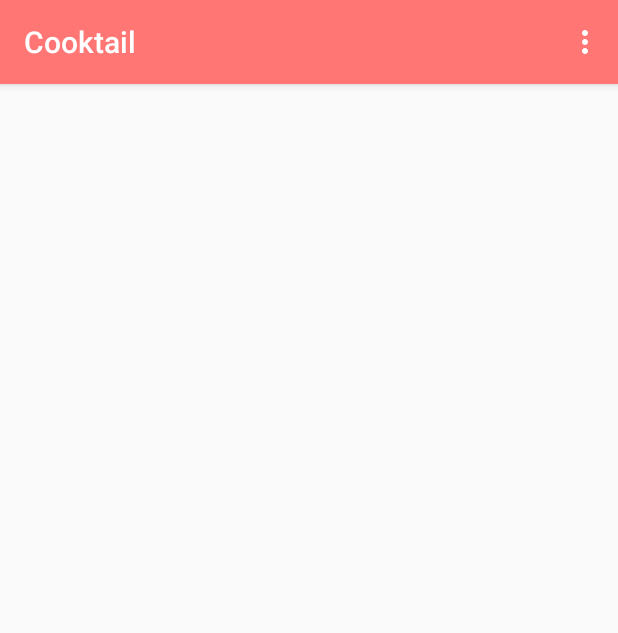
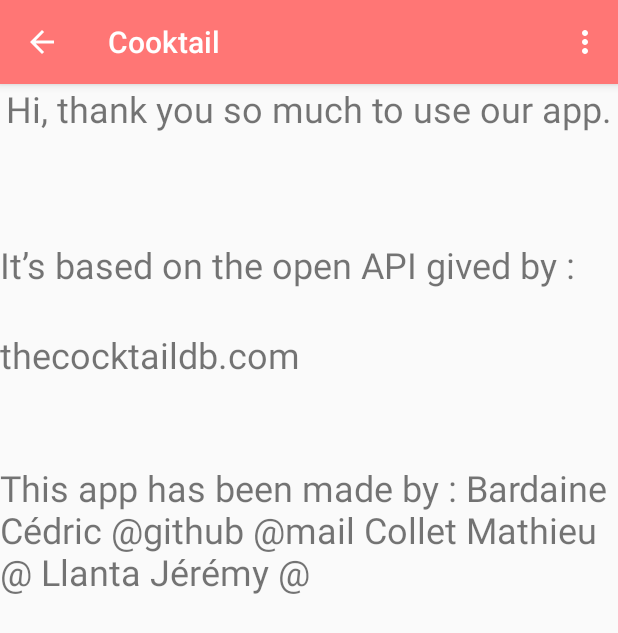
Before and after one commit to mathieucollet/cooktail, an Android app: the screen it shows after launch (MainActivity before the commit, About after it), in the options menu, after a tap on "About", on a phone screen of 412 x 824 dp. Shown: the top 633 px of the screen. Run offline under Robolectric (Android 15) with nearby library versions, the phone set to English and light mode, and no system bars; our stand-ins replace Volley; network calls fail.

Commit message:
init about page

```diff
--- a/app/src/main/AndroidManifest.xml
+++ b/app/src/main/AndroidManifest.xml
@@ -19,10 +19,10 @@
             </intent-filter>
         </activity>
         <activity android:name=".DetailsCocktail"
-            android:parentActivityName=".MainActivity"
-            >
-
-
+            android:parentActivityName=".MainActivity">
+        </activity>
+        <activity android:name=".About"
+            android:parentActivityName=".MainActivity">
         </activity>
     </application>
 
--- /dev/null
+++ b/app/src/main/java/fr/cooktail/About.java
@@ -0,0 +1,35 @@
+package fr.cooktail;
+
+import android.os.Bundle;
+import android.view.Menu;
+import android.view.MenuItem;
+import android.widget.TextView;
+
+import androidx.annotation.NonNull;
+import androidx.appcompat.app.AppCompatActivity;
+
+import static fr.cooktail.util.Menu.cooktailOnOptionsItemSelected;
+
+public class About extends AppCompatActivity  {
+
+    @Override
+    protected void onCreate(Bundle savedInstanceState) {
+        super.onCreate(savedInstanceState);
+        setContentView(R.layout.about_layout);
+
+
+    }
+
+    @Override
+    public boolean onCreateOptionsMenu(Menu menu) {
+        // Inflate the menu; this adds items to the action bar if it is present.
+        getMenuInflater().inflate(R.menu.menu_main, menu);
+        return true;
+    }
+
+    @Override
+    public boolean onOptionsItemSelected(@NonNull MenuItem item) {
+        return cooktailOnOptionsItemSelected(item , this) ;
+    }
+
+}
--- /dev/null
+++ b/app/src/main/res/layout/about_layout.xml
@@ -0,0 +1,58 @@
+<?xml version="1.0" encoding="utf-8"?>
+<androidx.constraintlayout.widget.ConstraintLayout
+    xmlns:android="http://schemas.android.com/apk/res/android"
+    xmlns:app="http://schemas.android.com/apk/res-auto"
+    xmlns:tools="http://schemas.android.com/tools"
+    android:layout_width="match_parent"
+    android:layout_height="match_parent">
+
+    <TextView
+        android:id="@+id/TV_thanks"
+        android:layout_width="wrap_content"
+        android:layout_height="wrap_content"
+        android:text="@string/about_thanks"
+        android:textSize="24sp"
+        app:layout_constraintEnd_toEndOf="parent"
+        app:layout_constraintStart_toStartOf="parent"
+        app:layout_constraintTop_toTopOf="parent" />
+
+    <TextView
+        android:id="@+id/TV_how"
+        android:layout_width="wrap_content"
+        android:layout_height="wrap_content"
+        android:layout_marginTop="104dp"
+        android:text="@string/about_how"
+        android:textSize="24sp"
+        app:layout_constraintEnd_toEndOf="parent"
+        app:layout_constraintHorizontal_bias="0.0"
+        app:layout_constraintStart_toStartOf="parent"
+        app:layout_constraintTop_toTopOf="parent" />
+
+    <TextView
+        android:id="@+id/TV_linkToAPIWebsite"
+        android:layout_width="wrap_content"
+        android:layout_height="wrap_content"
+        android:layout_marginTop="164dp"
+        android:text="@string/linkToAPIWebsite"
+        android:textSize="24sp"
+        app:layout_constraintEnd_toEndOf="parent"
+        app:layout_constraintHorizontal_bias="0.0"
+        app:layout_constraintStart_toStartOf="parent"
+        app:layout_constraintTop_toTopOf="parent"
+        android:linksClickable="true"
+        android:textColorLink="@color/colorPrimary"
+        />
+
+    <TextView
+        android:id="@+id/TV_thanks2"
+        android:layout_width="wrap_content"
+        android:layout_height="wrap_content"
+        android:layout_marginTop="220dp"
+        android:text="@string/about_authors"
+        android:textSize="24sp"
+        app:layout_constraintEnd_toEndOf="parent"
+        app:layout_constraintHorizontal_bias="0.0"
+        app:layout_constraintStart_toStartOf="parent"
+        app:layout_constraintTop_toBottomOf="@+id/TV_thanks" />
+
+</androidx.constraintlayout.widget.ConstraintLayout>
--- a/app/src/main/res/values/strings.xml
+++ b/app/src/main/res/values/strings.xml
@@ -1,4 +1,8 @@
 <resources>
     <string name="app_name">Cooktail</string>
     <string name="categoriesTitle">Catégories</string>
+    <string name="about_thanks">Hi, thank you so much to use our app.</string>
+    <string name="about_authors">This app has been made by : Bardaine Cédric @github @mail Collet Mathieu @ Llanta Jérémy @</string>
+    <string name="about_how">It’s based on the open API gived by : </string>
+    <string name="linkToAPIWebsite">thecocktaildb.com</string>
 </resources>
```
